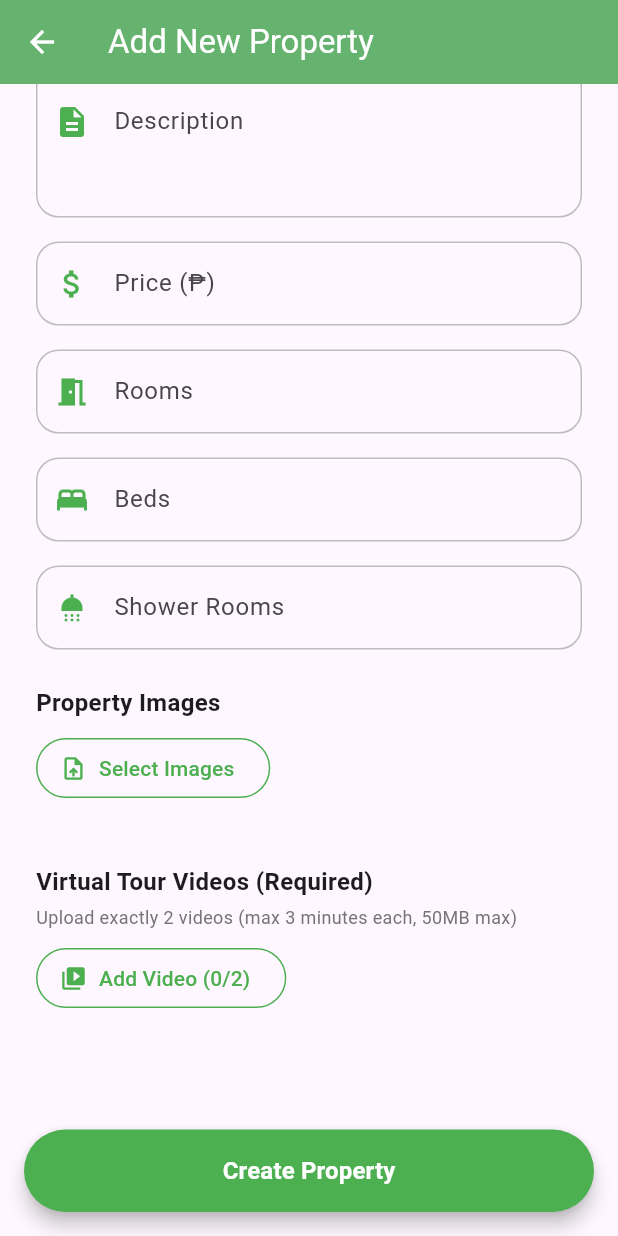
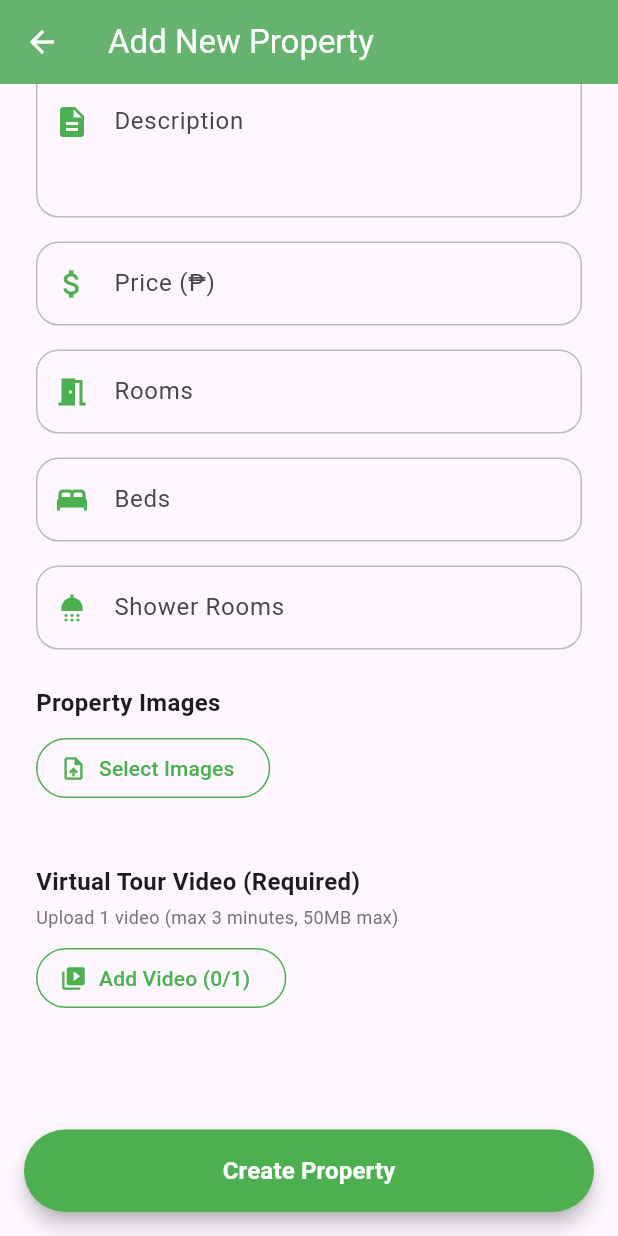
Before and after one commit to Sl4cK0TH/odiorent, a Flutter app: the AddPropertyScreen screen opened directly, scrolled down 411 dp, on a phone screen of 412 x 824 dp. Run offline on Flutter 3.47's test engine with Material 3 defaults, Android fonts, the phone set to English and light mode, and no system bars; our stand-ins replace chewie, cloud_firestore, firebase_auth, firebase_core, firebase_messaging, fluttertoast and 3 more; missing offline and left inert: cloudinary_public, video_compress; accounts and stored records are empty.

Commit message:
refactor: change virtual tour to require 1 video instead of 2
- Update add_property_screen: require exactly 1 video
- Update landlord_edit_property_screen: maintain 1 video requirement
- Update UI labels: 'Video' instead of 'Videos'
- Fix linter warnings: use isEmpty/isNotEmpty instead of length checks

Simplified requirement for easier property creation while maintaining
full virtual tour functionality.

```diff
--- a/lib/screens/landlord/add_property_screen.dart
+++ b/lib/screens/landlord/add_property_screen.dart
@@ -80,9 +80,9 @@ class _AddPropertyScreenState extends State<AddPropertyScreen> {
 
   // --- Video Picker Functions ---
   Future<void> _pickVideo({required ImageSource source}) async {
-    if (_selectedVideos.length >= 2) {
+    if (_selectedVideos.isNotEmpty) {
       Fluttertoast.showToast(
-        msg: "Maximum 2 videos allowed",
+        msg: "Maximum 1 video allowed",
         backgroundColor: Colors.orange,
       );
       return;
@@ -173,9 +173,9 @@ class _AddPropertyScreenState extends State<AddPropertyScreen> {
       );
       return;
     }
-    if (_selectedVideos.length != 2) {
+    if (_selectedVideos.length != 1) {
       Fluttertoast.showToast(
-        msg: "Please upload exactly 2 videos for virtual tour.",
+        msg: "Please upload exactly 1 video for virtual tour.",
         backgroundColor: Colors.red,
       );
       return;
@@ -477,12 +477,12 @@ class _AddPropertyScreenState extends State<AddPropertyScreen> {
 
                   // --- Virtual Tour Videos Section ---
                   const Text(
-                    'Virtual Tour Videos (Required)',
+                    'Virtual Tour Video (Required)',
                     style: TextStyle(fontSize: 16, fontWeight: FontWeight.bold),
                   ),
                   const SizedBox(height: 4),
                   Text(
-                    'Upload exactly 2 videos (max 3 minutes each, 50MB max)',
+                    'Upload 1 video (max 3 minutes, 50MB max)',
                     style: TextStyle(fontSize: 12, color: Colors.grey[600]),
                   ),
                   const SizedBox(height: 8),
@@ -491,9 +491,9 @@ class _AddPropertyScreenState extends State<AddPropertyScreen> {
                       foregroundColor: primaryGreen,
                       side: const BorderSide(color: primaryGreen),
                     ),
-                    onPressed: _selectedVideos.length < 2 ? _showVideoSourceDialog : null,
+                    onPressed: _selectedVideos.isEmpty ? _showVideoSourceDialog : null,
                     icon: const Icon(Icons.video_library),
-                    label: Text('Add Video (${_selectedVideos.length}/2)'),
+                    label: Text('Add Video (${_selectedVideos.length}/1)'),
                   ),
                   const SizedBox(height: 16),
 
--- a/lib/screens/landlord/landlord_edit_property_screen.dart
+++ b/lib/screens/landlord/landlord_edit_property_screen.dart
@@ -117,9 +117,9 @@ class _LandlordEditPropertyScreenState
     final remainingVideos = _currentVideoUrls.length - _videosToDelete.length;
     final totalVideos = remainingVideos + _newVideoFiles.length;
 
-    if (totalVideos != 2) {
+    if (totalVideos != 1) {
       Fluttertoast.showToast(
-        msg: "Exactly 2 videos required",
+        msg: "Exactly 1 video required",
         backgroundColor: Colors.red,
       );
       return;
@@ -367,9 +367,9 @@ class _LandlordEditPropertyScreenState
   Future<void> _pickVideo({required ImageSource source}) async {
     final totalVideos = _currentVideoUrls.length - _videosToDelete.length + _newVideoFiles.length;
 
-    if (totalVideos >= 2) {
+    if (totalVideos >= 1) {
       Fluttertoast.showToast(
-        msg: "Maximum 2 videos allowed",
+        msg: "Maximum 1 video allowed",
         backgroundColor: Colors.orange,
       );
       return;
@@ -453,9 +453,9 @@ class _LandlordEditPropertyScreenState
   void _toggleDeleteCurrentVideo(int index) {
     final totalVideos = _currentVideoUrls.length - _videosToDelete.length - 1 + _newVideoFiles.length;
 
-    if (totalVideos < 2 && !_videosToDelete.contains(index)) {
+    if (totalVideos < 1 && !_videosToDelete.contains(index)) {
       Fluttertoast.showToast(
-        msg: "Must keep at least 2 videos",
+        msg: "Must keep at least 1 video",
         backgroundColor: Colors.orange,
       );
       return;
@@ -701,9 +701,9 @@ class _LandlordEditPropertyScreenState
 
               const SizedBox(height: 32),
 
-              // === VIRTUAL TOUR VIDEOS ===
+              // === VIRTUAL TOUR VIDEO ===
               const Text(
-                'Virtual Tour Videos (Required: 2)',
+                'Virtual Tour Video (Required: 1)',
                 style: TextStyle(fontSize: 16, fontWeight: FontWeight.bold),
               ),
               const SizedBox(height: 12),
@@ -806,18 +806,18 @@ class _LandlordEditPropertyScreenState
 
               const SizedBox(height: 12),
               OutlinedButton.icon(
-                onPressed: _isLoading || ((_currentVideoUrls.length - _videosToDelete.length + _newVideoFiles.length) >= 2)
+                onPressed: _isLoading || ((_currentVideoUrls.length - _videosToDelete.length + _newVideoFiles.length) >= 1)
                     ? null
                     : _showVideoSourceDialog,
                 icon: const Icon(Icons.video_library),
                 label: Text(
-                  'Add Video (${(_currentVideoUrls.length - _videosToDelete.length) + _newVideoFiles.length}/2)',
+                  'Add Video (${(_currentVideoUrls.length - _videosToDelete.length) + _newVideoFiles.length}/1)',
                 ),
               ),
 
               const SizedBox(height: 8),
               Text(
-                'Total: ${(_currentVideoUrls.length - _videosToDelete.length) + _newVideoFiles.length} videos',
+                'Total: ${(_currentVideoUrls.length - _videosToDelete.length) + _newVideoFiles.length} video',
                 style: const TextStyle(fontSize: 12, color: Colors.grey),
               ),
 
```
Also changed, not shown: 1 other file.
